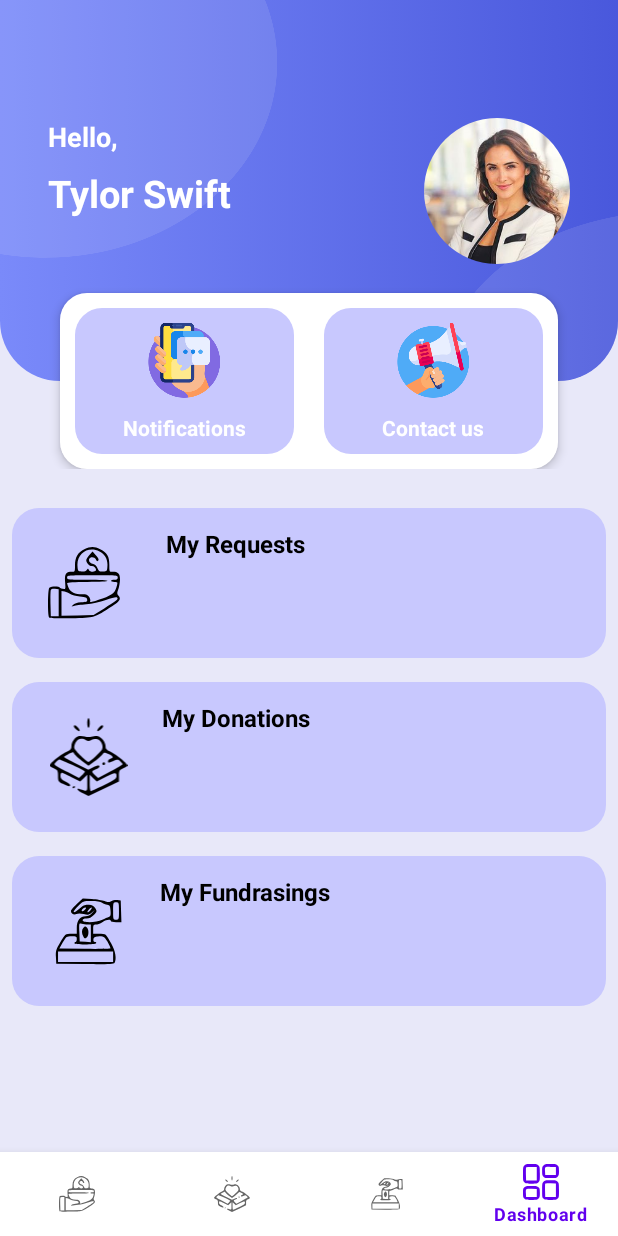
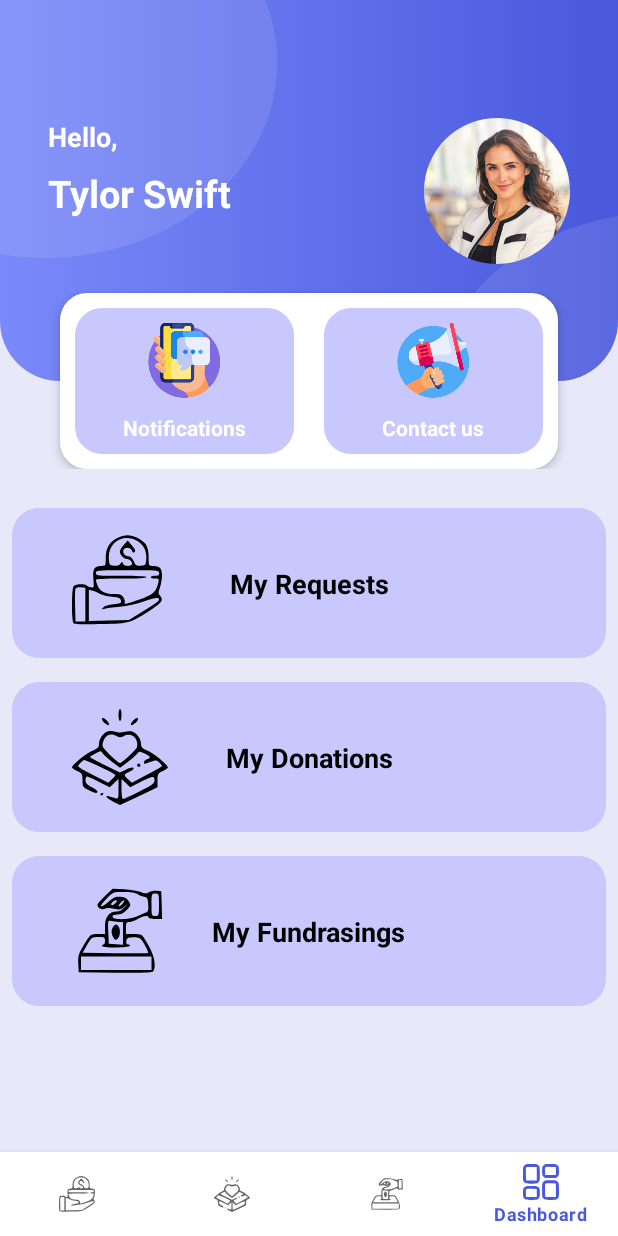
Before and after one commit to malixya-01/MAD-Project, an Android app: the screen it shows after launch (MainActivity), item 4 of the bottom bar chosen, on a phone screen of 412 x 824 dp. Run offline under Robolectric (Android 15) with nearby library versions, the phone set to English and light mode, and no system bars.

Commit message:
changed colurs

```diff
--- a/app/src/main/res/layout/fragment_dashboard.xml
+++ b/app/src/main/res/layout/fragment_dashboard.xml
@@ -156,30 +156,28 @@
                 android:background="@drawable/purple_top_buttons">
 
                 <ImageView
-                    android:id="@+id/imageView5"
-                    android:layout_width="wrap_content"
-                    android:layout_height="wrap_content"
+                    android:id="@+id/iv_dashboard_requsts"
+                    android:layout_width="60dp"
+                    android:layout_height="60dp"
+                    android:layout_marginStart="40dp"
                     android:src="@drawable/unselected_requests"
-                    android:layout_marginStart="24dp"
                     app:layout_constraintBottom_toBottomOf="parent"
                     app:layout_constraintStart_toStartOf="parent"
-                    app:layout_constraintTop_toTopOf="parent" />
+                    app:layout_constraintTop_toTopOf="parent"
+                    app:layout_constraintVertical_bias="0.444" />
 
                 <TextView
                     android:id="@+id/tvdashboardRequests"
                     android:layout_width="wrap_content"
                     android:layout_height="wrap_content"
-                    android:layout_marginStart="8dp"
                     android:text="@string/dashboardRequestsBtn"
                     android:textColor="@color/dashboard_main_btns"
-                    android:textSize="16sp"
+                    android:textSize="18sp"
                     android:textStyle="bold"
                     app:layout_constraintBottom_toBottomOf="parent"
                     app:layout_constraintEnd_toEndOf="parent"
-                    app:layout_constraintHorizontal_bias="0.1"
-                    app:layout_constraintStart_toEndOf="@+id/imageView5"
-                    app:layout_constraintTop_toTopOf="parent"
-                    app:layout_constraintVertical_bias="0.16000003" />
+                    app:layout_constraintStart_toStartOf="parent"
+                    app:layout_constraintTop_toTopOf="parent" />
 
             </androidx.constraintlayout.widget.ConstraintLayout>
 
@@ -187,17 +185,17 @@
                 android:id="@+id/Donations"
                 android:layout_width="match_parent"
                 android:layout_height="100sp"
-                android:orientation="vertical"
                 android:layout_marginLeft="8dp"
                 android:layout_marginTop="16dp"
                 android:layout_marginRight="8dp"
-                android:background="@drawable/purple_top_buttons">
+                android:background="@drawable/purple_top_buttons"
+                android:orientation="vertical">
 
                 <ImageView
-                    android:id="@+id/imageView6"
-                    android:layout_width="54dp"
-                    android:layout_height="52dp"
-                    android:layout_marginStart="24dp"
+                    android:id="@+id/iv_dashboard_donations"
+                    android:layout_width="64dp"
+                    android:layout_height="64dp"
+                    android:layout_marginStart="40dp"
                     android:src="@drawable/unselected_donorads"
                     app:layout_constraintBottom_toBottomOf="parent"
                     app:layout_constraintStart_toStartOf="parent"
@@ -209,14 +207,12 @@
                     android:layout_height="wrap_content"
                     android:text="@string/dashboardDonationsBtn"
                     android:textColor="@color/dashboard_main_btns"
-                    android:textSize="16sp"
+                    android:textSize="18sp"
                     android:textStyle="bold"
                     app:layout_constraintBottom_toBottomOf="parent"
                     app:layout_constraintEnd_toEndOf="parent"
-                    app:layout_constraintHorizontal_bias="0.1"
-                    app:layout_constraintStart_toEndOf="@+id/imageView6"
-                    app:layout_constraintTop_toTopOf="parent"
-                    app:layout_constraintVertical_bias="0.16000003" />
+                    app:layout_constraintStart_toStartOf="parent"
+                    app:layout_constraintTop_toTopOf="parent" />
 
 
             </androidx.constraintlayout.widget.ConstraintLayout>
@@ -225,17 +221,17 @@
                 android:id="@+id/Fundrasings"
                 android:layout_width="match_parent"
                 android:layout_height="100sp"
-                android:orientation="vertical"
                 android:layout_marginLeft="8dp"
                 android:layout_marginTop="16dp"
                 android:layout_marginRight="8dp"
-                android:background="@drawable/purple_top_buttons">
+                android:background="@drawable/purple_top_buttons"
+                android:orientation="vertical">
 
                 <ImageView
-                    android:id="@+id/imageView7"
-                    android:layout_width="54dp"
-                    android:layout_height="50dp"
-                    android:layout_marginStart="24dp"
+                    android:id="@+id/iv_dashboard_fundrasings"
+                    android:layout_width="64dp"
+                    android:layout_height="64dp"
+                    android:layout_marginStart="40dp"
                     android:src="@drawable/unselected_fundraising"
                     app:layout_constraintBottom_toBottomOf="parent"
                     app:layout_constraintStart_toStartOf="parent"
@@ -247,14 +243,12 @@
                     android:layout_height="wrap_content"
                     android:text="@string/dashboardFundrasingsBtn"
                     android:textColor="@color/dashboard_main_btns"
-                    android:textSize="16sp"
+                    android:textSize="18sp"
                     android:textStyle="bold"
                     app:layout_constraintBottom_toBottomOf="parent"
                     app:layout_constraintEnd_toEndOf="parent"
-                    app:layout_constraintHorizontal_bias="0.1"
-                    app:layout_constraintStart_toEndOf="@+id/imageView7"
-                    app:layout_constraintTop_toTopOf="parent"
-                    app:layout_constraintVertical_bias="0.16000003" />
+                    app:layout_constraintStart_toStartOf="parent"
+                    app:layout_constraintTop_toTopOf="parent" />
 
 
             </androidx.constraintlayout.widget.ConstraintLayout>
--- a/app/src/main/res/values/colors.xml
+++ b/app/src/main/res/values/colors.xml
@@ -15,5 +15,6 @@
 
     <color name="dashboard_btn1">#c8c8fe</color>
     <color name="dashboard_btn2">#ffffff</color>
+    <color name="navBarSelectedIcon">#4958dc</color>
 
 </resources>
--- a/app/src/main/res/values/strings.xml
+++ b/app/src/main/res/values/strings.xml
@@ -2,7 +2,7 @@
     <string name="app_name">SupportApp</string>
     <string name="nav_requests">Requests</string>
     <string name="nav_donorsads">Donations</string>
-    <string name="nav_fundraising">Fundraising</string>
+    <string name="nav_fundraising">Fundraisings</string>
     <string name="nav_notifications">Notifications</string>
 
     <string name="hello_blank_fragment">Hello blank fragment</string>
@@ -15,4 +15,9 @@
     <string name="dashboardDonationsBtn">My Donations</string>
     <string name="dashboardFundrasingsBtn">My Fundrasings</string>
 
+    <string name="dashboardRequestsBtn_donorCount">Donors : </string>
+    <string name="dashboardDonationsBtn_requestsCount">Requests : </string>
+
+
+
 </resources>
--- a/app/src/main/res/values/themes.xml
+++ b/app/src/main/res/values/themes.xml
@@ -2,8 +2,8 @@
     <!-- Base application theme. -->
     <style name="Theme.SupportApp" parent="Theme.MaterialComponents.DayNight.NoActionBar">
         <!-- Primary brand color. -->
-        <item name="colorPrimary">@color/purple_500</item>
-        <item name="colorPrimaryVariant">@color/purple_700</item>
+        <item name="colorPrimary">@color/navBarSelectedIcon</item>
+        <item name="colorPrimaryVariant">@color/top_bg_gradient_endColour</item>
         <item name="colorOnPrimary">@color/white</item>
         <!-- Secondary brand color. -->
         <item name="colorSecondary">@color/teal_200</item>
```
